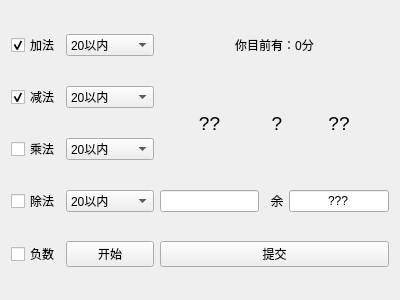
Chrollis/Mini-Tools, file Mini-Tools/arithmeticwidget.ui: the form before one commit.
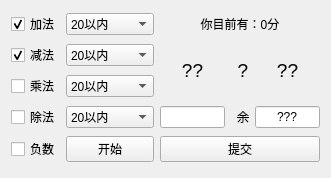
The form after the commit.

```diff
--- a/Mini-Tools/arithmeticwidget.ui
+++ b/Mini-Tools/arithmeticwidget.ui
@@ -6,16 +6,10 @@
    <rect>
     <x>0</x>
     <y>0</y>
-    <width>400</width>
-    <height>300</height>
+    <width>331</width>
+    <height>178</height>
    </rect>
   </property>
-  <property name="minimumSize">
-   <size>
-    <width>400</width>
-    <height>300</height>
-   </size>
-  </property>
   <property name="windowTitle">
    <string>Form</string>
   </property>
```
